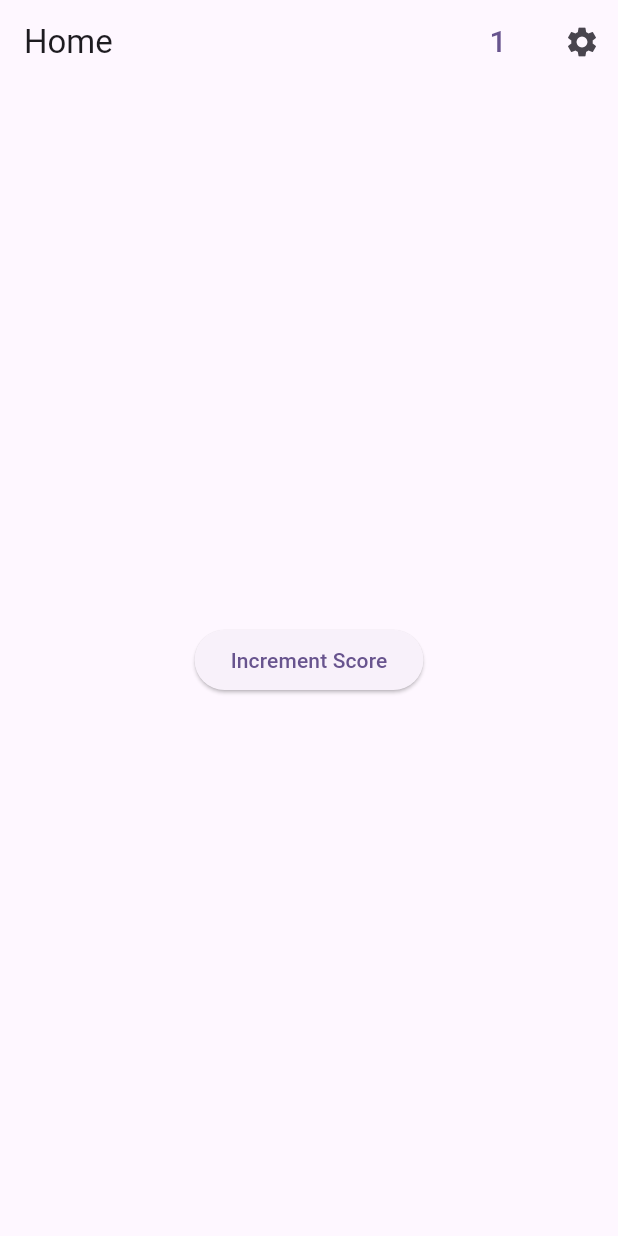
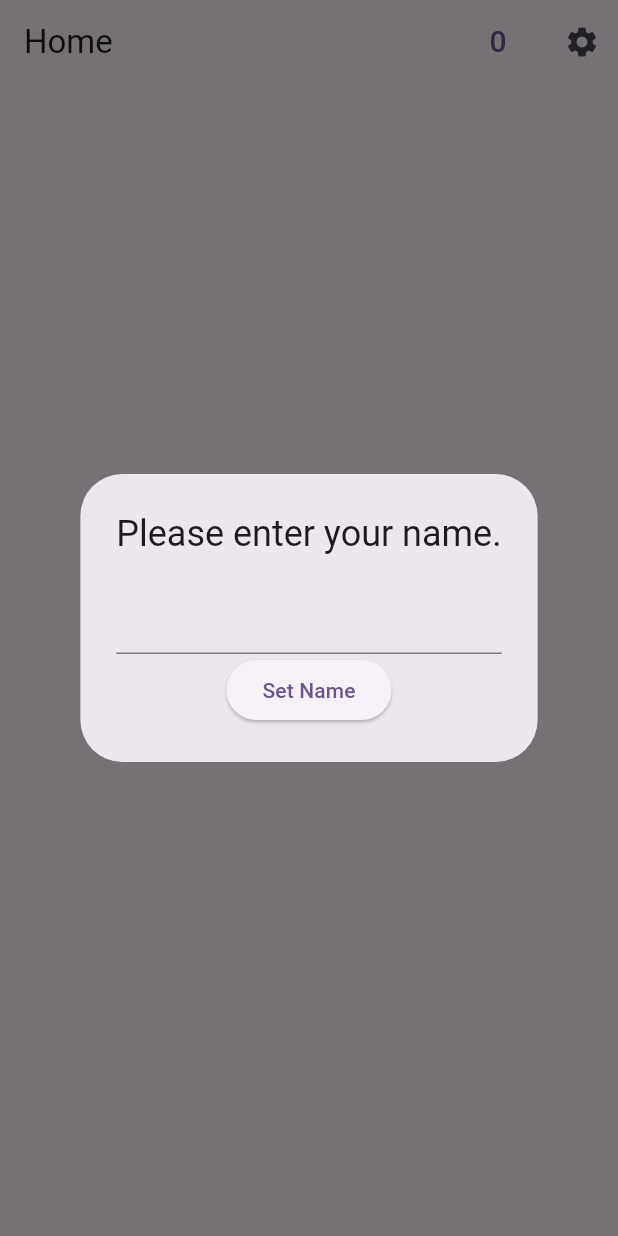
Before and after one commit to dylcarinc/click_plus_plus, a Flutter app: the screen it shows once a user with an empty profile is signed in, after a tap on "Increment Score", on a phone screen of 412 x 824 dp. Run offline on Flutter 3.47's test engine with Material 3 defaults, Android fonts, the phone set to English and light mode, and no system bars; our stand-ins replace cloud_firestore, firebase_auth, firebase_core; missing offline and left inert: firebase_ui_auth; accounts and stored records are empty.

Commit message:
updated branch from main

```diff
--- a/lib/app properties/Pages/home.dart
+++ b/lib/app properties/Pages/home.dart
@@ -1,8 +1,7 @@
 import 'package:firebase_auth/firebase_auth.dart';
-import 'package:firebase_ui_auth/firebase_ui_auth.dart';
 import 'package:flutter/material.dart';
 import 'package:cloud_firestore/cloud_firestore.dart';
-import 'scoreboard_screen.dart';
+import 'package:click_plus_plus/app properties/routing/app_router.dart';
 
 class HomeScreen extends StatefulWidget {
   const HomeScreen({super.key});
@@ -13,11 +12,13 @@ class HomeScreen extends StatefulWidget {
 
 class _HomeScreenState extends State<HomeScreen> {
   int _score = 0;
+  String _name = "";
 
   @override
   void initState() {
     super.initState();
     _loadScore();
+    _getName();
   }
 
   Future<void> _loadScore() async {
@@ -35,6 +36,29 @@ class _HomeScreenState extends State<HomeScreen> {
     }
   }
 
+  Future<void> _getName() async {
+    final user = FirebaseAuth.instance.currentUser;
+    if (user != null) {
+      final doc = await FirebaseFirestore.instance
+          .collection('users')
+          .doc(user.uid)
+          .get();
+      if (doc.exists && doc.data()?['name'] != null) {
+        setState(() {
+          _name = doc.data()?['name'] ?? "";
+        });
+      } else {
+        setState(() {
+          _name = "false";
+        });
+      }
+    } else {
+      setState(() {
+        _name = "false";
+      });
+    }
+  }
+
   Future<void> _incrementScore() async {
     final user = FirebaseAuth.instance.currentUser;
     if (user != null) {
@@ -47,7 +71,15 @@ class _HomeScreenState extends State<HomeScreen> {
     }
   }
 
-
+  Future<void> _setName(String name) async {
+    final user = FirebaseAuth.instance.currentUser;
+    if (user != null) {
+      await FirebaseFirestore.instance.collection('users').doc(user.uid).set({
+        'name': name,
+      }, SetOptions(merge: true));
+      _name = name;
+    }
+  }
 
   @override
   Widget build(BuildContext context) {
@@ -56,36 +88,21 @@ class _HomeScreenState extends State<HomeScreen> {
         title: const Text('Home'),
         actions: [
           TextButton(
-            onPressed: () {
-              Navigator.push(
-                context,
-                MaterialPageRoute(
-                    builder: (context) => const ScoreboardScreen()),
-              );
-            },
+            onPressed: () =>
+                AppRouter.navigateTo(context, AppRouter.scoreboard),
             child: Text('$_score', style: const TextStyle(fontSize: 20)),
           ),
           PopupMenuButton<String>(
-              icon:  const Icon(Icons.settings),
+              icon: const Icon(Icons.settings),
               onSelected: (String result) {
                 // Handle menu item selection
                 switch (result) {
                   case 'profilePage':
-                      Navigator.push(
-                          context,
-                          MaterialPageRoute<ProfileScreen>(
-                            builder: (context) => ProfileScreen(
-                              appBar: AppBar(
-                                title: const Text('User Profile'),
-                              ),
-                              actions: [
-                                SignedOutAction((context) {
-                                  Navigator.of(context).pop();
-                                })
-                              ],
-                            ),
-                          ),
-                        );
+                    final user = FirebaseAuth.instance.currentUser;
+                    if (user != null) {
+                      AppRouter.navigateTo(context, AppRouter.userProfile,
+                          arguments: {'userId': user.uid});
+                    }
                     break;
                   case 'option2':
                     // Handles option 2
@@ -101,16 +118,42 @@ class _HomeScreenState extends State<HomeScreen> {
                       value: 'option2',
                       child: Text('Option 2'),
                     )
-              ]
-          )
+                  ])
         ],
       ),
       body: Center(
         child: ElevatedButton(
-          onPressed: _incrementScore,
+          onPressed: () {
+            final myController = TextEditingController();
+            if (_name == "false" || _name == "") {
+              showDialog(
+                  context: context,
+                  builder: (BuildContext context) => AlertDialog(
+                        title: const Text("Please enter your name."),
+                        content:
+                            Column(mainAxisSize: MainAxisSize.min, children: [
+                          TextField(
+                            controller: myController,
+                          ),
+                          ElevatedButton(
+                              onPressed: () => {
+                                    _setName(myController.text),
+                                    Navigator.pop(context)
+                                  },
+                              child: const Text("Set Name"))
+                        ]),
+                      ));
+            } else {
+              _incrementScore();
+            }
+          },
           child: const Text('Increment Score'),
         ),
       ),
     );
   }
 }
+
+extension on Future<DocumentSnapshot<Map<String, dynamic>>> {
+  data() {}
+}
```
Also changed, not shown: lib/app properties/Pages/scoreboard_screen.dart (+43 -15 lines), lib/app properties/Pages/user_profile_screen.dart (+10 -12 lines), lib/app properties/routing/app_router.dart (added, +60 -0 lines). Lines whose indentation alone changed are shown as unchanged.
